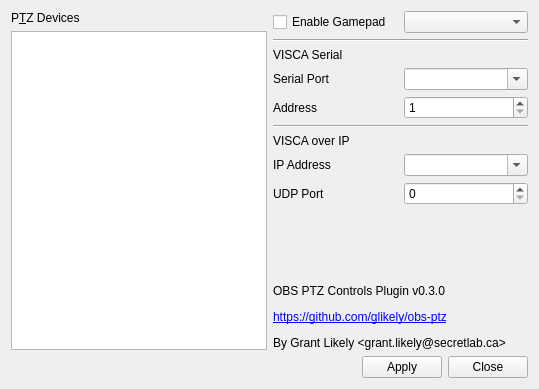
Old version of the form settings.ui in the repository glikely/obs-ptz.
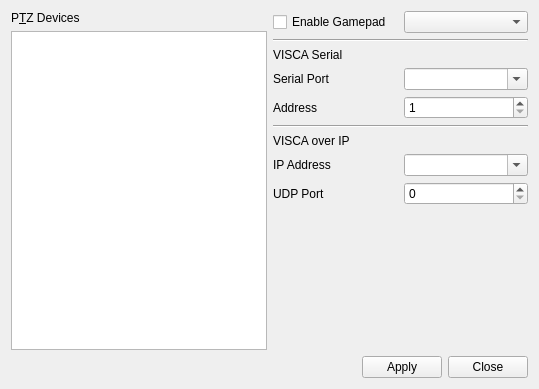
New version of the form.

Commit message:
Use git describe to get plugin version
Call git describe from CMAKE to generate the version string and embed it
into the plugin. At the same time rework the settings dialog to
dynamically set the description label instead of being statically set in
the settings.ui file so that the version number can be embedded, and so
that additional information can be added to it at runtime if needed.

The edit to the form file:
```diff
--- a/settings.ui
+++ b/settings.ui
@@ -231,9 +231,6 @@
            <verstretch>0</verstretch>
           </sizepolicy>
          </property>
-         <property name="text">
-          <string>&lt;html&gt;&lt;head/&gt;&lt;body&gt;&lt;p&gt;OBS PTZ Controls Plugin v0.3.0&lt;/p&gt;&lt;p&gt;&lt;a href=&quot;https://github.com/glikely/obs-ptz&quot;&gt;&lt;span style=&quot; text-decoration: underline; color:#0000ff;&quot;&gt;https://github.com/glikely/obs-ptz&lt;/span&gt;&lt;/a&gt;&lt;/p&gt;&lt;p&gt;By Grant Likely &amp;lt;grant.likely@secretlab.ca&amp;gt;&lt;/p&gt;&lt;/body&gt;&lt;/html&gt;</string>
-         </property>
         </widget>
        </item>
        <item>
```
The commit also changes 4 other files.
